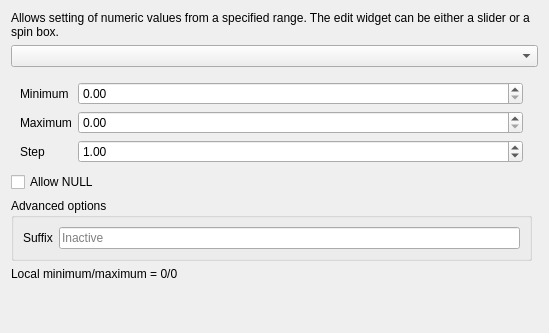
Qt form src/ui/editorwidgets/qgsrangeconfigdlgbase.ui (qgis/QGIS) before a commit.
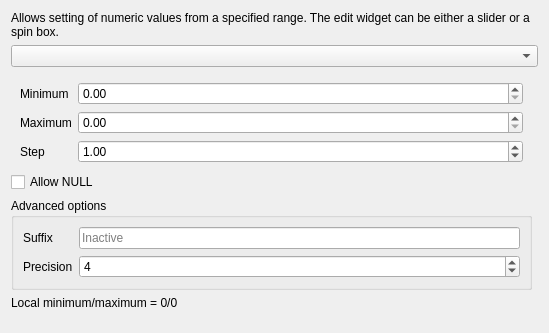
The same form after that commit. Custom widgets are drawn as their Qt base class.

Commit message:
[bugfix] Allow precision config for doubles in range widget
Fixes #17878 followup for PR https://github.com/qgis/QGIS/pull/6185

This commit adds a configuration option for precision to
double field types in range widget.

What changed in the file:
```diff
--- a/src/ui/editorwidgets/qgsrangeconfigdlgbase.ui
+++ b/src/ui/editorwidgets/qgsrangeconfigdlgbase.ui
@@ -44,6 +44,23 @@
         </property>
        </widget>
       </item>
+      <item row="1" column="0">
+       <widget class="QLabel" name="precisionLabel">
+        <property name="text">
+         <string>Precision</string>
+        </property>
+       </widget>
+      </item>
+      <item row="1" column="1">
+       <widget class="QSpinBox" name="precisionSpinBox">
+        <property name="toolTip">
+         <string>Number of decimal places</string>
+        </property>
+        <property name="value">
+         <number>4</number>
+        </property>
+       </widget>
+      </item>
      </layout>
     </widget>
    </item>
```
The commit also changes 2 other files.
